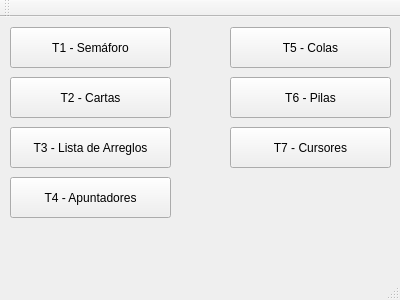
Old version of the form mainwindow.ui in the repository Raimmaster/Tareas-Estructura.
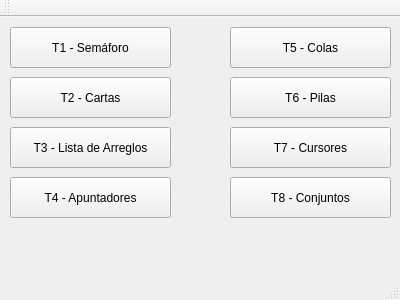
New version of the form.

Commit message: Creación de clases necesarias para T8_Conjuntos

Patch:
```diff
--- a/mainwindow.ui
+++ b/mainwindow.ui
@@ -105,6 +105,19 @@
      <string>T7 - Cursores</string>
     </property>
    </widget>
+   <widget class="QPushButton" name="bT8">
+    <property name="geometry">
+     <rect>
+      <x>230</x>
+      <y>160</y>
+      <width>161</width>
+      <height>41</height>
+     </rect>
+    </property>
+    <property name="text">
+     <string>T8 - Conjuntos</string>
+    </property>
+   </widget>
   </widget>
   <widget class="QMenuBar" name="menuBar">
    <property name="geometry">
```
The commit also changes 7 other files.
